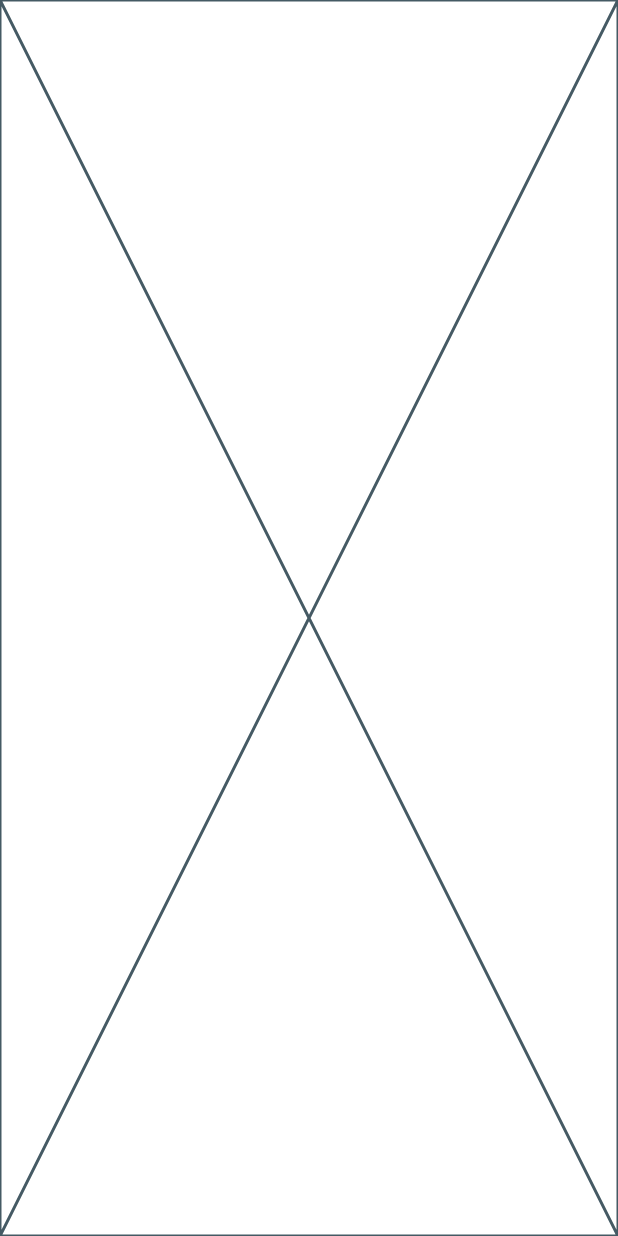
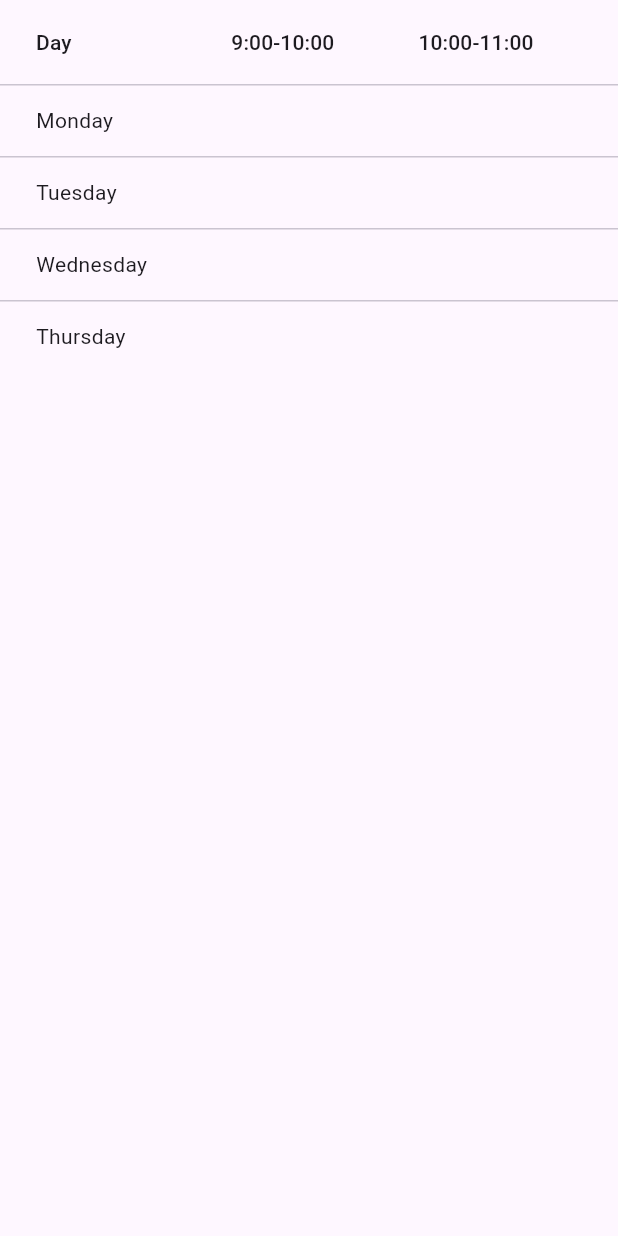
Before and after one commit to R4f4y04/schedule, a Flutter app: the screen it shows after launch, on a phone screen of 412 x 824 dp. Run offline on Flutter 3.47's test engine with Material 3 defaults, Android fonts, the phone set to English and light mode, and no system bars.

Commit message:
skeleton of table works

```diff
--- a/lib/Home.dart
+++ b/lib/Home.dart
@@ -10,7 +10,9 @@ class Home extends StatefulWidget {
 class _HomeState extends State<Home> {
   @override
   Widget build(BuildContext context) {
-    return const Placeholder();
+    return Scaffold(
+      body: SafeArea(child: Table()),
+    );
   }
 }
 
```
